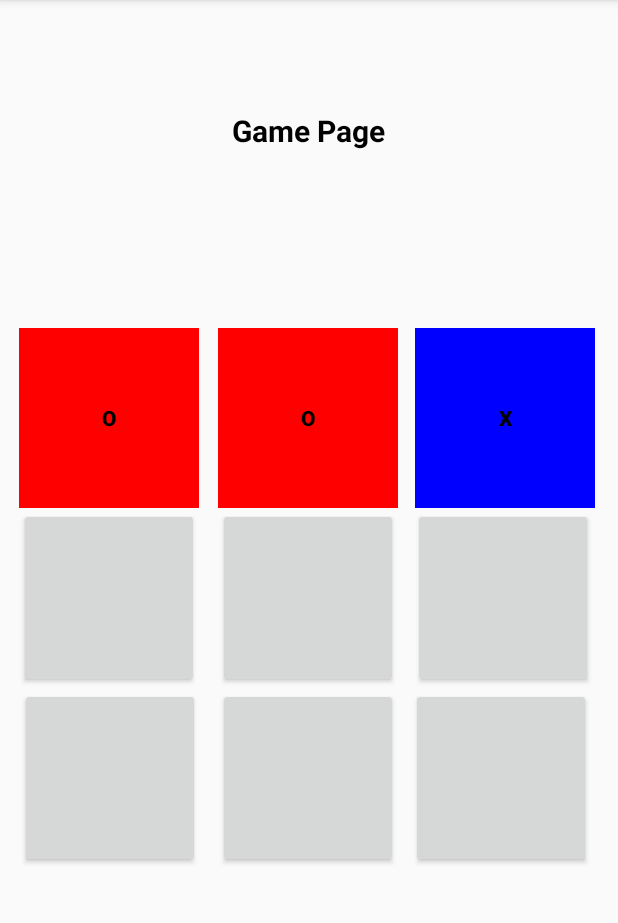
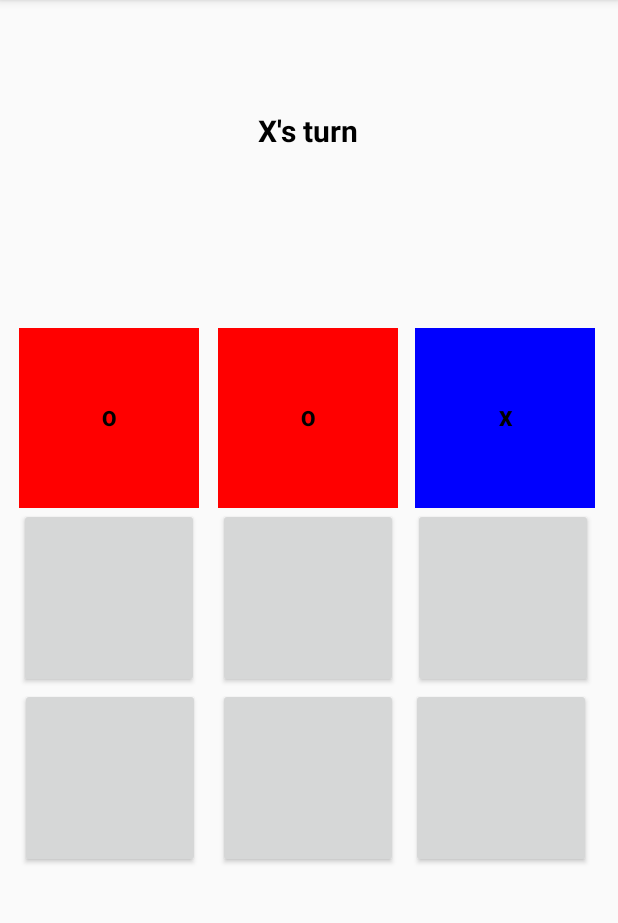
Before and after one commit to vinayak5002/Tic-tac-toe, an Android app: the GamePage screen opened directly, with no data from a screen before it, after a tap on an icon or button, on a phone screen of 412 x 824 dp, the part 84-1007 px from its top. Run offline under Robolectric (Android 15) with nearby library versions, the phone set to English and light mode, and no system bars; 2 other taps on this screen came first.

Commit message:
indication of turns and displaying the winner

```diff
--- a/app/src/main/java/com/tic_tac_toe/app/GamePage.java
+++ b/app/src/main/java/com/tic_tac_toe/app/GamePage.java
@@ -34,20 +34,26 @@ public class GamePage extends AppCompatActivity {
 
         if(count %2 == 0){
             button.setText("X");
-            board[i][j] = 1;   //this is where the app is crashing again
+            title.setText("O's turn");
+            board[i][j] = 1;
             winner = determine.getWinner(board);
             button.setBackgroundColor(Color.BLUE);
         }
         else{
             button.setText("O");
-            board[i][j] = 0;  //and here too
+            title.setText("X's turn");
+            board[i][j] = 0;
             winner = determine.getWinner(board);
             button.setBackgroundColor(Color.RED);
         }
         button.setEnabled(false);
         Log.i("winner:", String.valueOf(winner));
         if(winner == 1 || winner == 0){
-            title.setText(String.valueOf(winner));
+            if (winner == 1) {
+                title.setText("Winner is X");
+            } else {
+                title.setText("Winner is O");
+            }
             for(i=0; i<9; i++){
                 disableButton = findViewById(buttons[i]);
                 disableButton.setEnabled(false);
@@ -59,11 +65,6 @@ public class GamePage extends AppCompatActivity {
     @Override
     protected void onCreate(Bundle savedInstanceState) {
         super.onCreate(savedInstanceState);
-        for(int i=0;i<3;i++){
-            for(int j=0;j<3;j++){
-                a[i][j]=-1;
-            }
-        }
         setContentView(R.layout.game_page);
     }
 
--- a/app/src/main/res/layout/game_page.xml
+++ b/app/src/main/res/layout/game_page.xml
@@ -11,7 +11,7 @@
         style="@style/TextAppearance.AppCompat.Medium"
         android:layout_width="wrap_content"
         android:layout_height="wrap_content"
-        android:text="Game Page"
+        android:text="O's Turn"
         android:textColor="@android:color/background_dark"
         android:textSize="20sp"
         android:textStyle="bold"
```
